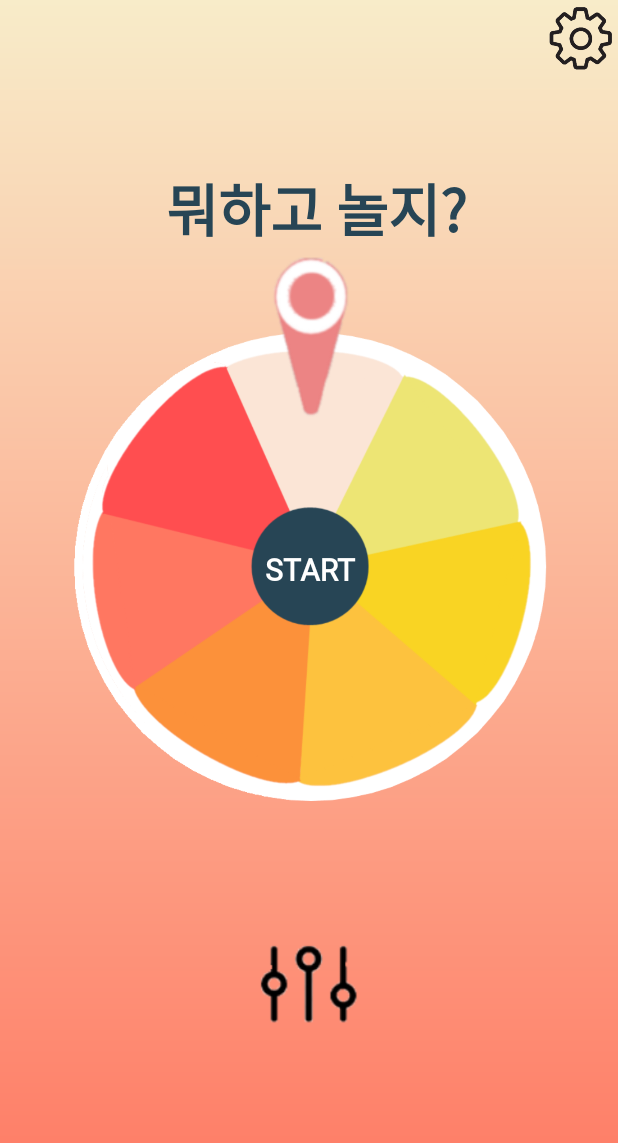
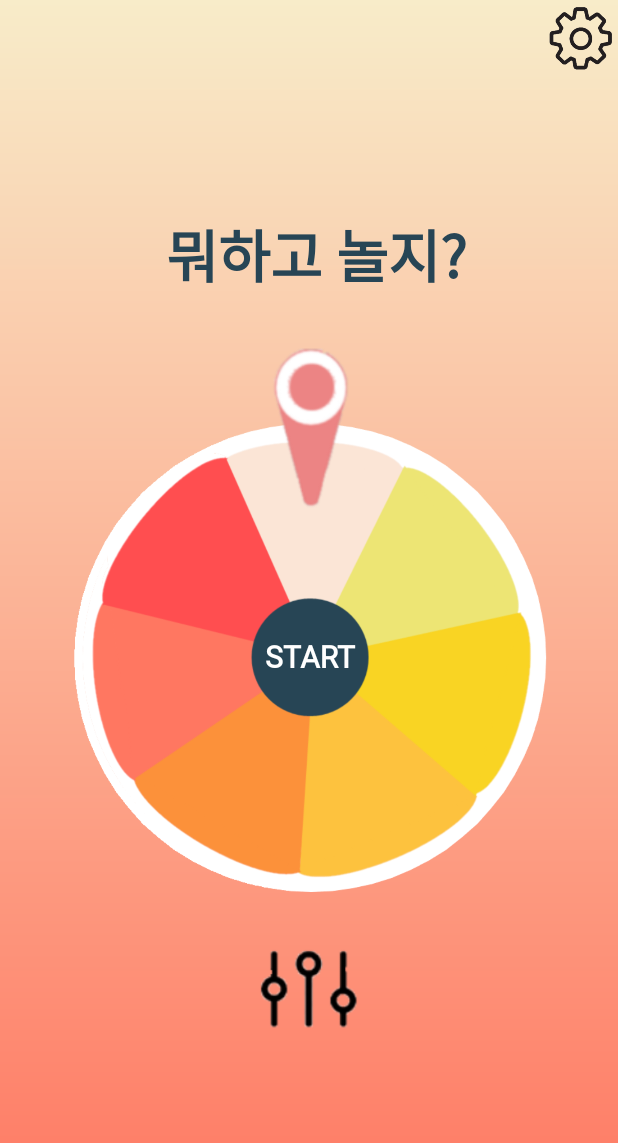
Before and after one commit to hololee/PLAY_APP, an Android app: the screen it shows after launch (HomeActivity), on a phone screen of 412 x 824 dp. Shown: the top 1143 px of the screen. Run offline under Robolectric (Android 15) with nearby library versions, the phone set to English and light mode, and no system bars.

Commit message:
홈레이아웃 수정

```diff
--- a/app/src/main/res/layout/activity_home.xml
+++ b/app/src/main/res/layout/activity_home.xml
@@ -1,5 +1,5 @@
 <?xml version="1.0" encoding="utf-8"?>
-<LinearLayout xmlns:android="http://schemas.android.com/apk/res/android"
+<RelativeLayout xmlns:android="http://schemas.android.com/apk/res/android"
     xmlns:app="http://schemas.android.com/apk/res-auto"
     xmlns:tools="http://schemas.android.com/tools"
     android:layout_width="match_parent"
@@ -12,44 +12,42 @@
         android:id="@+id/setting"
         android:layout_width="50dp"
         android:layout_height="50dp"
+        android:layout_alignParentRight="true"
         android:layout_gravity="end"
         android:adjustViewBounds="true"
         android:background="#00000000"
         android:scaleType="fitCenter"
-        android:src="@drawable/setting"
-        tools:layout_editor_absoluteX="280dp"
-        tools:layout_editor_absoluteY="-50dp" />
+        android:src="@drawable/setting" />
 
     <TextView
         android:id="@+id/title"
         android:layout_width="match_parent"
         android:layout_height="wrap_content"
-        android:layout_marginTop="50dp"
+        android:layout_above="@+id/rouletteTable"
+        android:layout_marginBottom="30dp"
+        android:fontFamily="@font/stardust"
         android:gravity="center_horizontal"
         android:paddingStart="10dp"
         android:paddingTop="10dp"
         android:text="뭐하고 놀지?"
-        android:fontFamily="@font/stardust"
         android:textColor="@color/darkBlue"
         android:textSize="38sp"
-        android:textStyle="bold"
-        tools:layout_editor_absoluteX="0dp"
-        tools:layout_editor_absoluteY="150dp" />
+        android:textStyle="bold" />
 
     <RelativeLayout
+        android:id="@+id/rouletteTable"
         android:layout_width="wrap_content"
-        android:layout_height="wrap_content">
+        android:layout_height="wrap_content"
+        android:layout_centerVertical="true">
 
         <Button
             android:id="@+id/start_button"
+            android:layout_width="80dp"
+            android:layout_height="80dp"
+            android:layout_centerHorizontal="true"
+            android:layout_marginTop="170dp"
+            android:background="#00ff0000"
             android:fontFamily="@font/system_font"
-            android:layout_width="wrap_content"
-            android:layout_height="wrap_content"
-            android:layout_centerHorizontal="true"
-            android:layout_margin="170dp"
-            android:width="110dp"
-            android:height="85dp"
-            android:background="#00ff0000"
             android:text="START"
             android:textColor="#FFFFFF"
             android:textSize="20sp"
@@ -76,7 +74,8 @@
         android:id="@+id/filter_button"
         android:layout_width="100dp"
         android:layout_height="100dp"
-        android:layout_gravity="center"
+        android:layout_below="@+id/rouletteTable"
+        android:layout_centerHorizontal="true"
         android:layout_marginTop="10dp"
         android:adjustViewBounds="true"
         android:background="#00000000"
@@ -84,4 +83,4 @@
         android:src="@drawable/filter" />
 
 
-</LinearLayout>
+</RelativeLayout>
```
